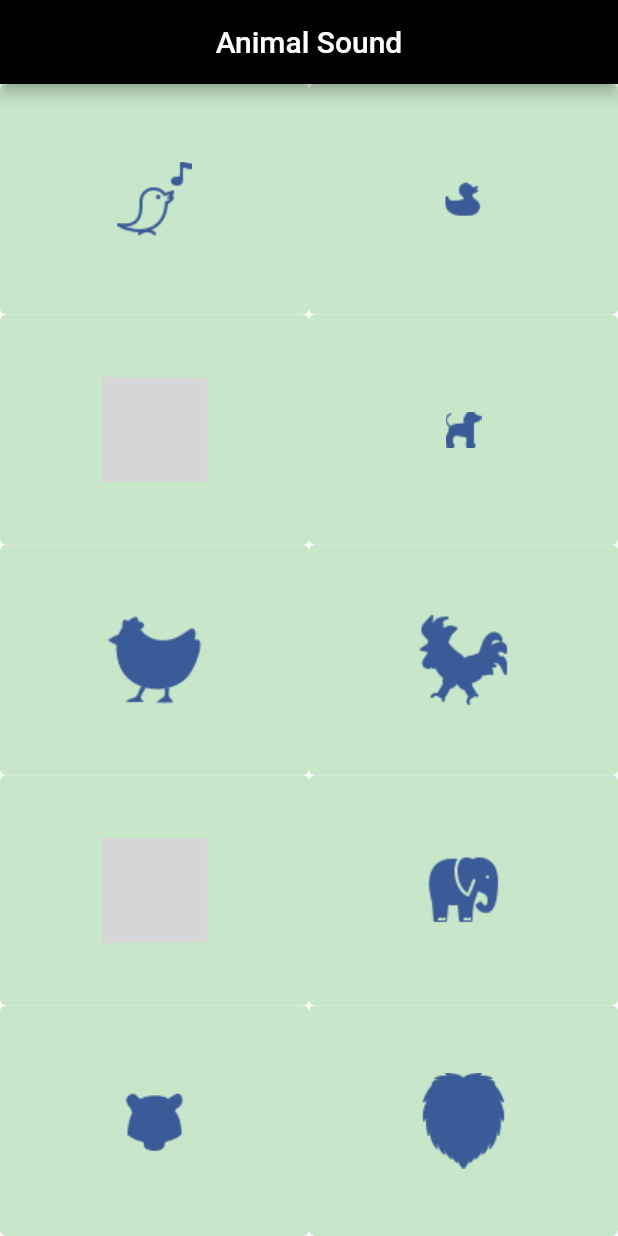
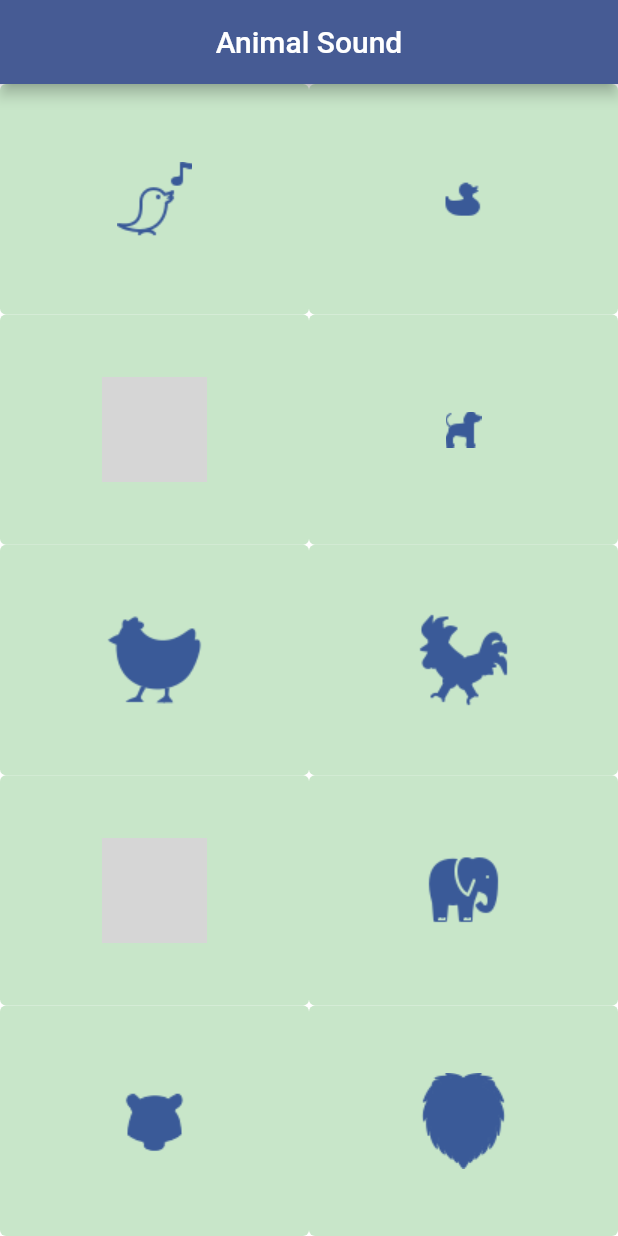
Before and after one commit to halitmesut/animal_sound_music_app, a Flutter app: the screen it shows after launch, on a phone screen of 412 x 824 dp. Run offline on Flutter 3.47's test engine with Material 2 defaults, Android fonts, the phone set to English and light mode, and no system bars; our stand-ins replace just_audio; grey boxes are pictures that could not be loaded.

Commit message:
appBar color changed

```diff
--- a/lib/main.dart
+++ b/lib/main.dart
@@ -11,8 +11,8 @@ class MyApp extends StatelessWidget {
       home: Scaffold(
         backgroundColor: Colors.white,
         appBar: AppBar(
-          backgroundColor: Colors.black,
-          title: Text("Animal Sound"),
+          backgroundColor: Color.fromRGBO(70, 91, 148, 1),
+          title: const Text("Animal Sound"),
           centerTitle: true,
         ),
         body: Column(
```
